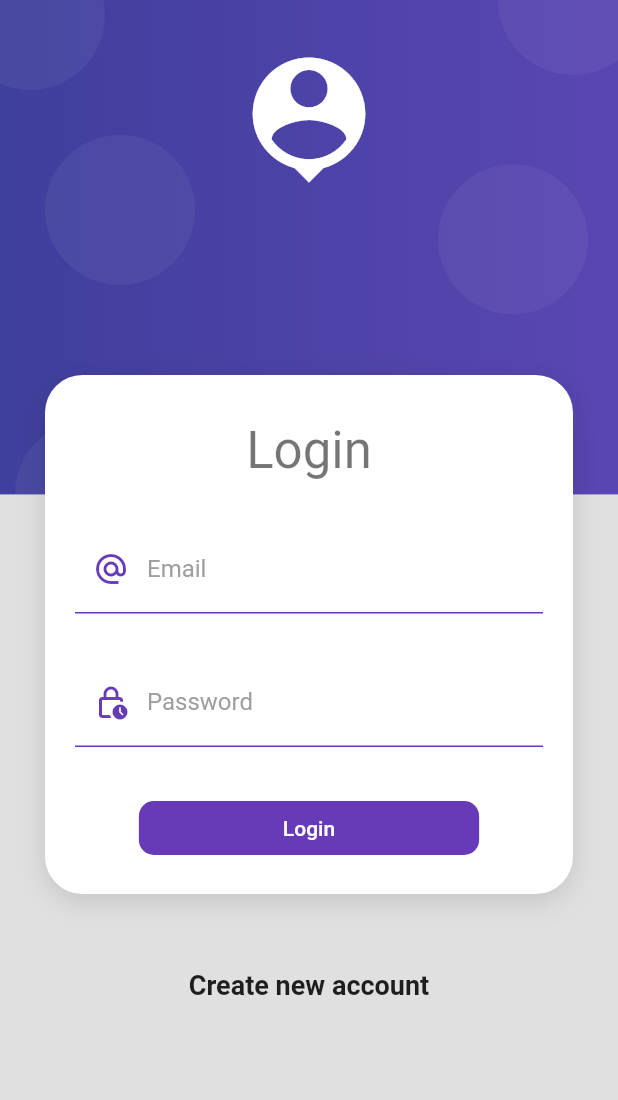
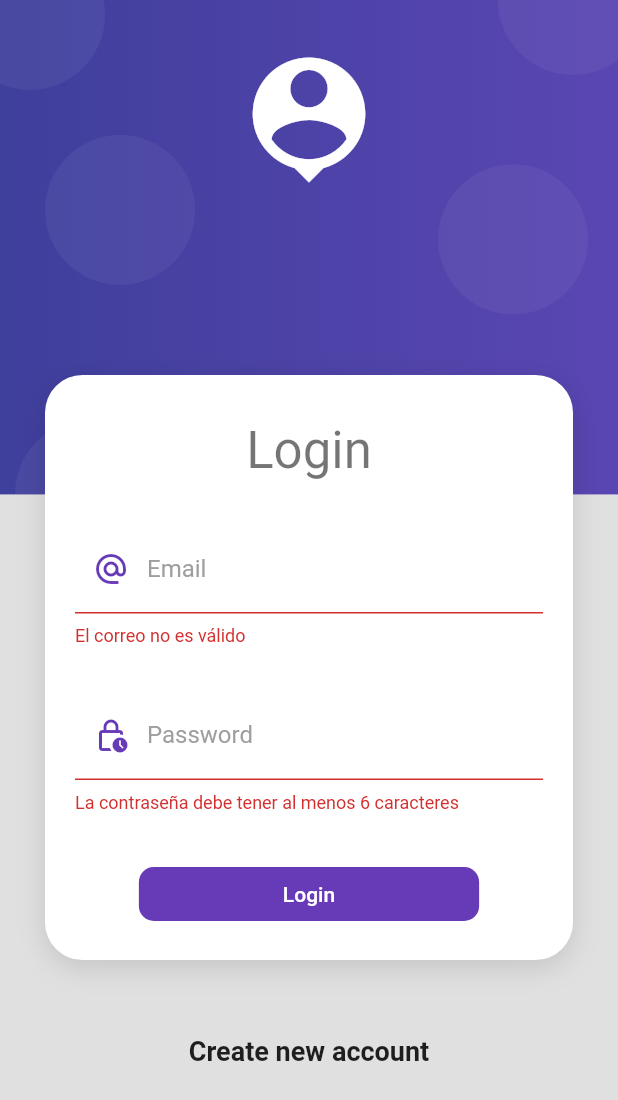
Before and after one commit to matiasbaez/flutter-form-validation, a Flutter app: the screen it shows after launch, after a tap on "Login", on a phone screen of 412 x 824 dp. Shown: the top 1100 px of the screen. Run offline on Flutter 3.47's test engine with Material 2 defaults, Android fonts, the phone set to English and light mode, and no system bars.

Commit message:
Added, login form validations

```diff
--- /dev/null
+++ b/lib/providers/login_form_provider.dart
@@ -0,0 +1,22 @@
+
+import 'package:flutter/material.dart';
+
+class LoginFormProvider extends ChangeNotifier {
+
+  GlobalKey<FormState> formKey = GlobalKey<FormState>();
+
+  String email = '';
+  String password = '';
+
+  bool _isLoading = false;
+
+  bool get isLoading => _isLoading;
+
+  set isLoading(bool value) {
+    _isLoading = value;
+    notifyListeners();
+  }
+
+  bool isValidForm() => formKey.currentState?.validate() ?? false;
+
+}
--- /dev/null
+++ b/lib/providers/providers.dart
@@ -0,0 +1,2 @@
+
+export 'package:products/providers/login_form_provider.dart';
--- a/lib/screens/login_screen.dart
+++ b/lib/screens/login_screen.dart
@@ -1,6 +1,9 @@
 
 import 'package:flutter/material.dart';
+import 'package:provider/provider.dart';
 
+import 'package:products/providers/providers.dart';
+import 'package:products/screens/screens.dart';
 import 'package:products/widgets/widgets.dart';
 import 'package:products/ui/ui.dart';
 
@@ -28,7 +31,10 @@ class LoginScreen extends StatelessWidget {
 
                     const SizedBox( height: 30 ),
 
-                    const _LoginForm(),
+                    ChangeNotifierProvider(
+                      create: (_) => LoginFormProvider(),
+                      child: const _LoginForm(),
+                    )
 
                   ],
                 )
@@ -54,9 +60,16 @@ class _LoginForm extends StatelessWidget {
   const _LoginForm({ Key? key }) : super(key: key);
 
   @override
-  Widget build(BuildContext context){
+  Widget build(BuildContext context) {
+
+    final loginFormProvider = Provider.of<LoginFormProvider>(context, listen: false);
+
     return Container(
       child: Form(
+
+        key: loginFormProvider.formKey,
+        autovalidateMode: AutovalidateMode.onUserInteraction,
+
         child: Column(
           children: [
 
@@ -67,7 +80,15 @@ class _LoginForm extends StatelessWidget {
                 hintText: 'jonh.doe@gmail.com',
                 labelText: 'Email',
                 prefixIcon: Icons.alternate_email_sharp
-              )
+              ),
+              onChanged: (value) => loginFormProvider.email = value,
+              validator: (value) {
+                String pattern = r'^(([^<>()[\]\\.,;:\s@\"]+(\.[^<>()[\]\\.,;:\s@\"]+)*)|(\".+\"))@((\[[0-9]{1,3}\.[0-9]{1,3}\.[0-9]{1,3}\.[0-9]{1,3}\])|(([a-zA-Z\-0-9]+\.)+[a-zA-Z]{2,}))$';
+                RegExp regExp  = new RegExp(pattern);
+                return regExp.hasMatch(value ?? '')
+                  ? null
+                  : 'El correo no es válido';
+              },
             ),
 
             const SizedBox( height: 30 ),
@@ -80,7 +101,13 @@ class _LoginForm extends StatelessWidget {
                 hintText: '*****',
                 labelText: 'Password',
                 prefixIcon: Icons.lock_clock_outlined
-              )
+              ),
+              onChanged: (value) => loginFormProvider.password = value,
+              validator: (value) {
+                return (value != null && value.length >= 6)
+                  ? null
+                  : 'La contraseña debe tener al menos 6 caracteres';
+              },
             ),
 
             const SizedBox( height: 30 ),
@@ -90,11 +117,29 @@ class _LoginForm extends StatelessWidget {
               disabledColor: Colors.grey,
               elevation: 0,
               color: Colors.deepPurple,
+              onPressed: loginFormProvider.isLoading ? null : () async {
+
+                FocusScope.of(context).unfocus();
+
+                if (!loginFormProvider.isValidForm()) return;
+
+                loginFormProvider.isLoading = true;
+
+                await Future.delayed(const Duration(seconds: 2));
+
+                loginFormProvider.isLoading = false;
+
+                Navigator.pushReplacementNamed(context, HomeScreen.routerName);
+              },
               child: Container(
                 padding: const EdgeInsets.symmetric( horizontal: 80, vertical: 10 ),
-                child: const Text('Login', style: TextStyle( color: Colors.white )),
-              ),
-              onPressed: () {}
+                child: Text(
+                  loginFormProvider.isLoading
+                    ? 'Iniciando...'
+                    : 'Login',
+                  style: const TextStyle( color: Colors.white )
+                ),
+              )
             )
 
           ],
--- a/pubspec.yaml
+++ b/pubspec.yaml
@@ -36,6 +36,7 @@ dependencies:
   # The following adds the Cupertino Icons font to your application.
   # Use with the CupertinoIcons class for iOS style icons.
   cupertino_icons: ^1.0.2
+  provider: ^6.0.4
 
 dev_dependencies:
   flutter_test:
```
Also changed, not shown: pubspec.lock.
